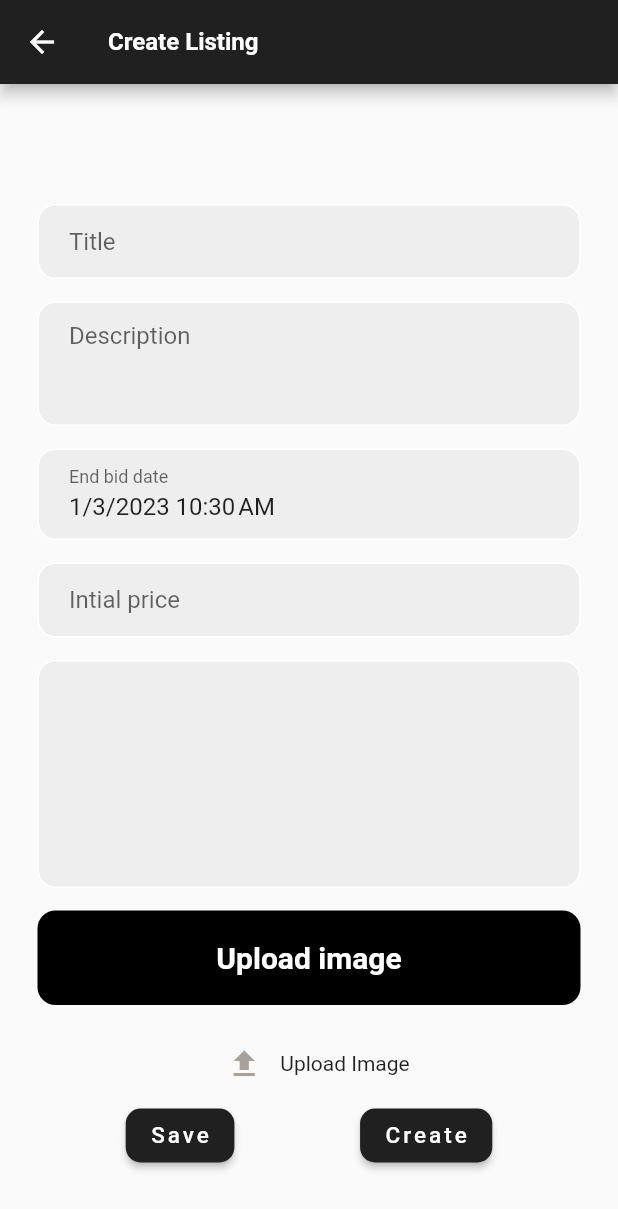
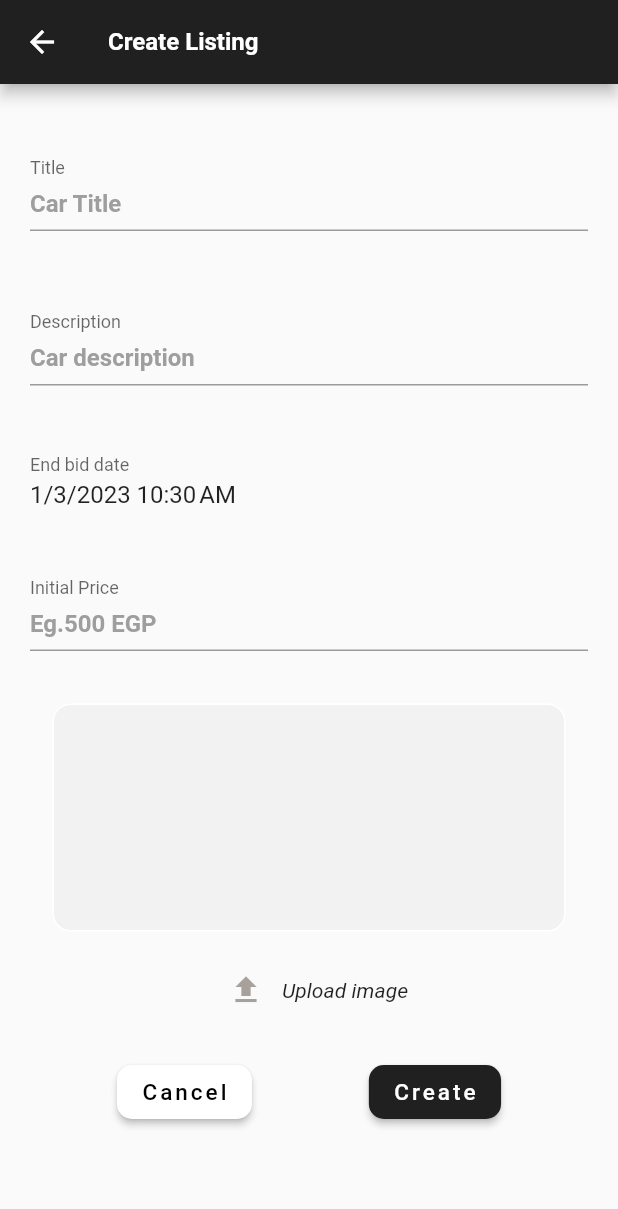
Before and after one commit to HeshamMoneer/AutoMobile, a Flutter app: the CreateListingScreen screen opened by its route, on a phone screen of 412 x 824 dp. Shown: the top 1209 px of the screen. Run offline on Flutter 3.47's test engine with Material 2 defaults, Android fonts, the phone set to English and light mode, and no system bars; drawn by our look-alikes of carousel_slider, date_field; our stand-ins replace cloud_firestore, firebase_auth, firebase_core, firebase_messaging, firebase_storage, flutter_local_notifications and 10 more; missing offline and left inert: gender_picker; accounts and stored records are empty.

Commit message:
Creat listing UI

```diff
--- a/lib/src/screens/create_listing_screen.dart
+++ b/lib/src/screens/create_listing_screen.dart
@@ -112,94 +112,72 @@ class _CreateListingScreenState extends State<CreateListingScreen> {
                 mainAxisAlignment: MainAxisAlignment.center,
                 children: [
                   SizedBox(
-                    height: 20,
-                  ),
-                  SizedBox(
-                    height: 10,
-                  ),
-                  SizedBox(
-                    height: 50,
+                    height: 30,
                   ),
                   Padding(
-                    padding: const EdgeInsets.symmetric(horizontal: 25),
-                    child: Container(
-                      decoration: BoxDecoration(
-                          color: Colors.grey[200],
-                          border: Border.all(color: Colors.white),
-                          borderRadius: BorderRadius.circular(12)),
-                      child: Padding(
-                        padding: const EdgeInsets.only(left: 20.0),
+                    padding: const EdgeInsets.all(20.0),
                     child: TextField(
                       controller: titleController,
                       decoration: InputDecoration(
-                              border: InputBorder.none, hintText: "Title "),
-                        ),
-                      ),
+                          contentPadding: EdgeInsets.only(bottom: 5),
+                          labelText: "Title ",
+                          floatingLabelBehavior: FloatingLabelBehavior.always,
+                          hintText: "Car Title",
+                          hintStyle: TextStyle(
+                              fontSize: 16,
+                              fontWeight: FontWeight.bold,
+                              color: Colors.grey)),
                     ),
                   ),
                   SizedBox(
                     height: 15,
                   ),
                   Padding(
-                      padding: const EdgeInsets.symmetric(horizontal: 25),
-                      child: Container(
-                        decoration: BoxDecoration(
-                            color: Colors.grey[200],
-                            border: Border.all(color: Colors.white),
-                            borderRadius: BorderRadius.circular(12)),
-                        child: Padding(
-                          padding: const EdgeInsets.only(left: 20.0),
+                    padding: const EdgeInsets.all(20.0),
                     child: TextField(
                       controller: descriptionController,
+                      maxLines: null,
                       decoration: InputDecoration(
-                                border: InputBorder.none,
-                                hintText: "Description"),
-                            keyboardType: TextInputType.multiline,
-                            minLines: 3,
-                            maxLines: null,
+                          contentPadding: EdgeInsets.only(bottom: 5),
+                          labelText: "Description ",
+                          floatingLabelBehavior: FloatingLabelBehavior.always,
+                          hintText: "Car description",
+                          hintStyle: TextStyle(
+                              fontSize: 16,
+                              fontWeight: FontWeight.bold,
+                              color: Colors.grey)),
                     ),
                   ),
-                      )),
                   SizedBox(
                     height: 15,
                   ),
                   Padding(
-                      padding: const EdgeInsets.symmetric(horizontal: 25),
-                      child: Container(
-                        decoration: BoxDecoration(
-                            color: Colors.grey[200],
-                            border: Border.all(color: Colors.white),
-                            borderRadius: BorderRadius.circular(12)),
-                        child: Padding(
                     padding: const EdgeInsets.only(left: 20.0),
                     child: DateTimeField(
                       decoration: InputDecoration(
-                                border: InputBorder.none,
-                                labelText: "End bid date"),
+                          border: InputBorder.none, labelText: "End bid date"),
                       firstDate: DateTime.now(),
                       selectedDate: endBidDateController,
                       mode: DateTimeFieldPickerMode.dateAndTime,
                       onDateSelected: selectEndBidDate,
                     ),
                   ),
-                      )),
                   SizedBox(
                     height: 15,
                   ),
                   Padding(
-                      padding: const EdgeInsets.symmetric(horizontal: 25),
-                      child: Container(
-                        decoration: BoxDecoration(
-                            color: Colors.grey[200],
-                            border: Border.all(color: Colors.white),
-                            borderRadius: BorderRadius.circular(12)),
-                        child: Padding(
-                          padding: const EdgeInsets.only(left: 20.0),
+                    padding: const EdgeInsets.all(20.0),
                     child: TextField(
                       controller: initialPriceController,
                       decoration: InputDecoration(
-                                border: InputBorder.none,
-                                hintText: "Intial price"),
+                          contentPadding: EdgeInsets.only(bottom: 5),
+                          labelText: "Initial Price",
+                          floatingLabelBehavior: FloatingLabelBehavior.always,
+                          hintText: "Eg.500 EGP",
+                          hintStyle: TextStyle(
+                              fontSize: 16,
+                              fontWeight: FontWeight.bold,
+                              color: Colors.grey)),
                       keyboardType: TextInputType.number,
                       inputFormatters: [
                         FilteringTextInputFormatter.allow(
@@ -207,19 +185,19 @@ class _CreateListingScreenState extends State<CreateListingScreen> {
                       ],
                     ),
                   ),
-                      )),
                   SizedBox(
                     height: 15,
                   ),
                   Padding(
-                      padding: const EdgeInsets.symmetric(horizontal: 25),
+                      padding: const EdgeInsets.symmetric(horizontal: 35),
                       child: Container(
                         decoration: BoxDecoration(
-                            color: Colors.grey[200],
+                            color: Color.fromARGB(223, 171, 171, 171)
+                                .withOpacity(0.1),
                             border: Border.all(color: Colors.white),
                             borderRadius: BorderRadius.circular(12)),
                         child: Padding(
-                          padding: const EdgeInsets.only(left: 20.0),
+                          padding: const EdgeInsets.symmetric(horizontal: 10.0),
                           child: CarouselSlider(
                             options: CarouselOptions(
                                 height: 150.0, enableInfiniteScroll: false),
@@ -229,9 +207,11 @@ class _CreateListingScreenState extends State<CreateListingScreen> {
                                   return Container(
                                       width: MediaQuery.of(context).size.width,
                                       margin:
-                                          EdgeInsets.symmetric(horizontal: 5.0),
-                                      decoration:
-                                          BoxDecoration(color: Colors.blueGrey),
+                                          EdgeInsets.symmetric(horizontal: 0.5),
+                                      decoration: BoxDecoration(
+                                          color:
+                                              Color.fromARGB(223, 171, 171, 171)
+                                                  .withOpacity(0.0)),
                                       child: Image.file(i));
                                 },
                               );
@@ -243,43 +223,28 @@ class _CreateListingScreenState extends State<CreateListingScreen> {
                     height: 15,
                   ),
                   GestureDetector(
-                    onTap: (() {
+                    onTap: () {
                       uploadImage();
-                    }),
-                    child: Padding(
-                      padding: const EdgeInsets.symmetric(horizontal: 25),
-                      child: Container(
-                        padding: EdgeInsets.all(20),
-                        decoration: BoxDecoration(
-                            color: Color.fromARGB(255, 0, 0, 0),
-                            borderRadius: BorderRadius.circular(12)),
-                        child: GestureDetector(
-                          child: Center(
-                              child: Text(
-                            imagesUrl.isEmpty
-                                ? "Upload image"
-                                : "Upload one more image",
-                            style: TextStyle(
-                                color: Colors.white,
-                                fontSize: 20,
-                                fontWeight: FontWeight.bold),
-                          )),
-                        ),
-                      ),
-                    ),
-                  ),
-                  SizedBox(
-                    height: 15,
-                  ),
-                  GestureDetector(
+                    },
                     child: Row(
                       mainAxisAlignment: MainAxisAlignment.center,
                       children: [
                         IconButton(
-                            onPressed: () {}, icon: Icon(Icons.upload_sharp)),
-                        Text("Upload Image"),
+                            onPressed: () {
+                              uploadImage();
+                            },
+                            icon: Icon(Icons.upload_sharp)),
+                        Text(
+                          imagesUrl.isEmpty
+                              ? "Upload image"
+                              : "Upload one more image",
+                          style: TextStyle(fontStyle: FontStyle.italic),
+                        ),
                       ],
                     ),
+                  ),
+                  SizedBox(
+                    height: 20,
                   ),
                   Row(
                       mainAxisAlignment: MainAxisAlignment.spaceEvenly,
@@ -289,13 +254,13 @@ class _CreateListingScreenState extends State<CreateListingScreen> {
                             Navigator.of(context).pop();
                           },
                           child: Text(
-                            "Save",
+                            "Cancel",
                             style: TextStyle(
                                 fontSize: 15,
                                 letterSpacing: 2,
-                                color: Colors.white),
+                                color: Color.fromARGB(255, 0, 0, 0)),
                           ),
-                          style: AppTheme.buttonStyleBlack,
+                          style: AppTheme.buttonStyleWhite,
                         ),
                         ElevatedButton(
                           onPressed: () {
--- a/lib/src/screens/updateProfile_screen.dart
+++ b/lib/src/screens/updateProfile_screen.dart
@@ -132,7 +132,7 @@ class UpdateProfileScreen extends StatelessWidget {
                     height: 30,
                   ),
                   Row(
-                    mainAxisAlignment: MainAxisAlignment.spaceBetween,
+                    mainAxisAlignment: MainAxisAlignment.spaceEvenly,
                     children: [
                       OutlinedButton(
                         onPressed: () {
--- a/lib/src/widgets/textField.dart
+++ b/lib/src/widgets/textField.dart
@@ -5,11 +5,14 @@ class CustomTextField extends StatelessWidget {
   String placeHolder;
   bool isPassword;
   TextEditingController controller;
-  CustomTextField(
-      {required this.labelText,
-      required this.placeHolder,
-      required this.isPassword,
-      required this.controller});
+  bool isText;
+  CustomTextField({
+    required this.labelText,
+    required this.placeHolder,
+    required this.isPassword,
+    required this.controller,
+    this.isText = false,
+  });
 
   @override
   Widget build(BuildContext context) {
```
Lines whose indentation alone changed are shown as unchanged.
